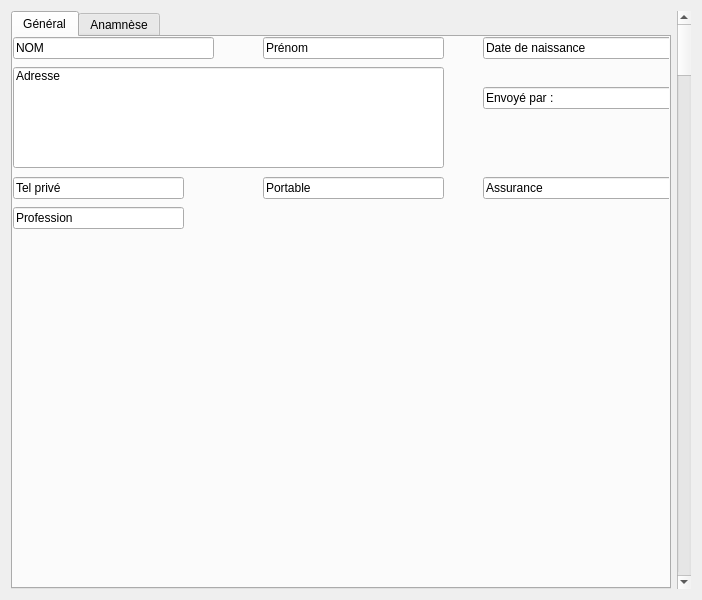
Before: the Qt Designer form bac_a_sable.ui in iMhack/ChersClients, drawn with Qt 5.
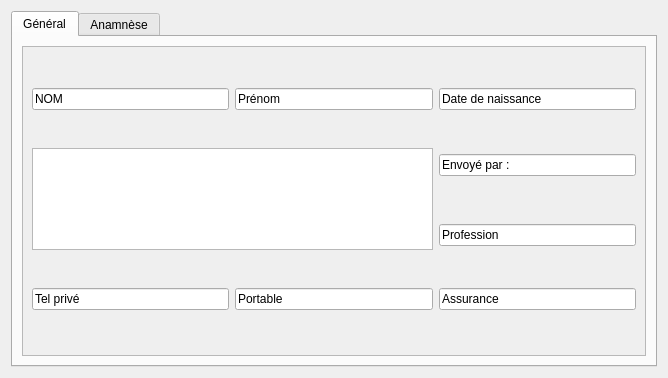
After: the same form once the commit is applied. The open tabs and pages were chosen to show the change.

Commit message: bac a sable

What changed in the file:
```diff
--- a/bac_a_sable.ui
+++ b/bac_a_sable.ui
@@ -6,15 +6,15 @@
    <rect>
     <x>0</x>
     <y>0</y>
-    <width>702</width>
-    <height>600</height>
+    <width>668</width>
+    <height>378</height>
    </rect>
   </property>
   <property name="windowTitle">
    <string>Dialog</string>
   </property>
   <layout class="QGridLayout" name="gridLayout">
-   <item row="0" column="1">
+   <item row="0" column="0">
     <widget class="QTabWidget" name="tabWidget">
      <property name="currentIndex">
       <number>1</number>
@@ -23,15 +23,26 @@
       <attribute name="title">
        <string>Général</string>
       </attribute>
+      <layout class="QHBoxLayout" name="horizontalLayout">
+       <item>
+        <widget class="QScrollArea" name="scrollArea">
+         <property name="widgetResizable">
+          <bool>true</bool>
+         </property>
+         <widget class="QWidget" name="scrollAreaWidgetContents">
+          <property name="geometry">
+           <rect>
+            <x>0</x>
+            <y>0</y>
+            <width>626</width>
+            <height>307</height>
+           </rect>
+          </property>
+          <layout class="QHBoxLayout" name="horizontalLayout_2">
+           <item>
+            <layout class="QGridLayout" name="gridLayout_2">
+             <item row="0" column="0">
       <widget class="QLineEdit" name="lineEdit_4">
-       <property name="geometry">
-        <rect>
-         <x>0</x>
-         <y>0</y>
-         <width>201</width>
-         <height>22</height>
-        </rect>
-       </property>
        <property name="toolTip">
         <string>NOM</string>
        </property>
@@ -42,15 +53,9 @@
         <string>NOM</string>
        </property>
       </widget>
+             </item>
+             <item row="0" column="1">
       <widget class="QLineEdit" name="lineEdit_5">
-       <property name="geometry">
-        <rect>
-         <x>250</x>
-         <y>0</y>
-         <width>181</width>
-         <height>22</height>
-        </rect>
-       </property>
        <property name="toolTip">
         <string>Prénom</string>
        </property>
@@ -61,15 +66,9 @@
         <string>Prénom</string>
        </property>
       </widget>
+             </item>
+             <item row="0" column="2">
       <widget class="QLineEdit" name="lineEdit_6">
-       <property name="geometry">
-        <rect>
-         <x>470</x>
-         <y>0</y>
-         <width>191</width>
-         <height>22</height>
-        </rect>
-       </property>
        <property name="toolTip">
         <string>Date de naissance</string>
        </property>
@@ -80,34 +79,9 @@
         <string>Date de naissance</string>
        </property>
       </widget>
-      <widget class="QLineEdit" name="lineEdit">
-       <property name="geometry">
-        <rect>
-         <x>0</x>
-         <y>30</y>
-         <width>431</width>
-         <height>101</height>
-        </rect>
-       </property>
-       <property name="toolTip">
-        <string>Adresse</string>
-       </property>
-       <property name="text">
-        <string>Adresse</string>
-       </property>
-       <property name="alignment">
-        <set>Qt::AlignLeading|Qt::AlignLeft|Qt::AlignTop</set>
-       </property>
-      </widget>
+             </item>
+             <item row="1" column="2">
       <widget class="QLineEdit" name="lineEdit_2">
-       <property name="geometry">
-        <rect>
-         <x>470</x>
-         <y>50</y>
-         <width>191</width>
-         <height>22</height>
-        </rect>
-       </property>
        <property name="toolTip">
         <string>Envoyé par</string>
        </property>
@@ -115,15 +89,9 @@
         <string>Envoyé par :</string>
        </property>
       </widget>
+             </item>
+             <item row="3" column="0">
       <widget class="QLineEdit" name="lineEdit_3">
-       <property name="geometry">
-        <rect>
-         <x>0</x>
-         <y>140</y>
-         <width>171</width>
-         <height>22</height>
-        </rect>
-       </property>
        <property name="toolTip">
         <string>Tél privé</string>
        </property>
@@ -131,15 +99,9 @@
         <string>Tel privé</string>
        </property>
       </widget>
+             </item>
+             <item row="3" column="1">
       <widget class="QLineEdit" name="lineEdit_7">
-       <property name="geometry">
-        <rect>
-         <x>250</x>
-         <y>140</y>
-         <width>181</width>
-         <height>22</height>
-        </rect>
-       </property>
        <property name="toolTip">
         <string>Portable</string>
        </property>
@@ -147,15 +109,9 @@
         <string>Portable</string>
        </property>
       </widget>
+             </item>
+             <item row="3" column="2">
       <widget class="QLineEdit" name="lineEdit_8">
-       <property name="geometry">
-        <rect>
-         <x>470</x>
-         <y>140</y>
-         <width>191</width>
-         <height>22</height>
-        </rect>
-       </property>
        <property name="toolTip">
         <string>Assurance</string>
        </property>
@@ -163,15 +119,9 @@
         <string>Assurance</string>
        </property>
       </widget>
+             </item>
+             <item row="2" column="2">
       <widget class="QLineEdit" name="lineEdit_9">
-       <property name="geometry">
-        <rect>
-         <x>0</x>
-         <y>170</y>
-         <width>171</width>
-         <height>22</height>
-        </rect>
-       </property>
        <property name="toolTip">
         <string>Profession</string>
        </property>
@@ -182,6 +132,17 @@
         <string>Profession</string>
        </property>
       </widget>
+             </item>
+             <item row="1" column="0" rowspan="2" colspan="2">
+              <widget class="QTextEdit" name="textEdit"/>
+             </item>
+            </layout>
+           </item>
+          </layout>
+         </widget>
+        </widget>
+       </item>
+      </layout>
      </widget>
      <widget class="QWidget" name="anamn">
       <attribute name="title">
@@ -685,13 +646,6 @@
      </widget>
     </widget>
    </item>
-   <item row="0" column="2">
-    <widget class="QScrollBar" name="verticalScrollBar">
-     <property name="orientation">
-      <enum>Qt::Vertical</enum>
-     </property>
-    </widget>
-   </item>
   </layout>
  </widget>
  <resources/>
```
Left out of the diff: 18 changed lines with no effect on the pictures. Lines whose indentation alone changed are shown as unchanged.
